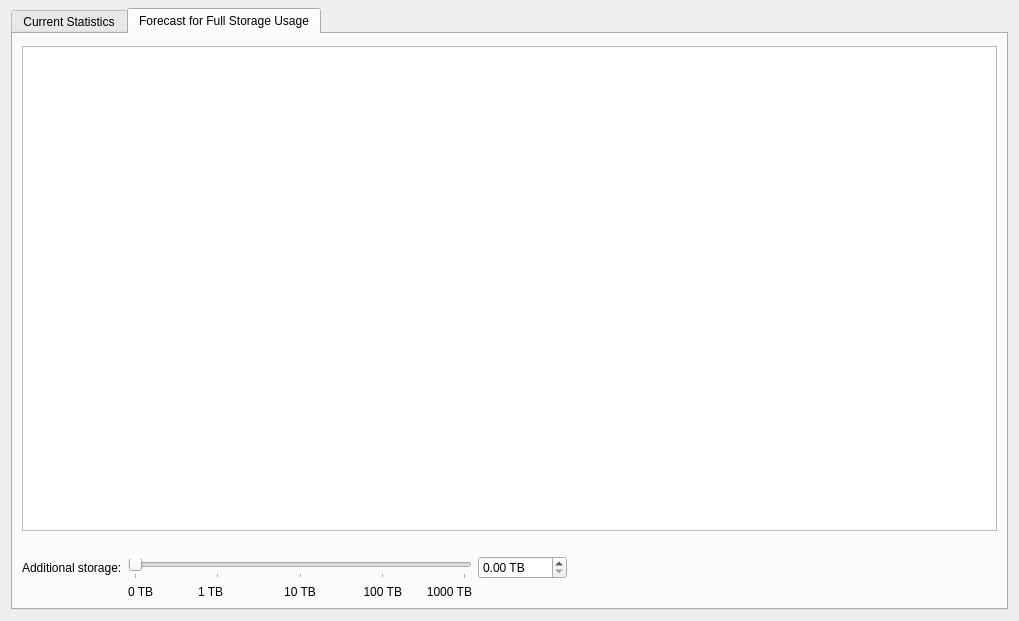
The window that client/libclient/src/ui/widgets/properties/storage_analytics_widget.ui (networkoptix/nx_open) describes before a commit, drawn with Qt 5.
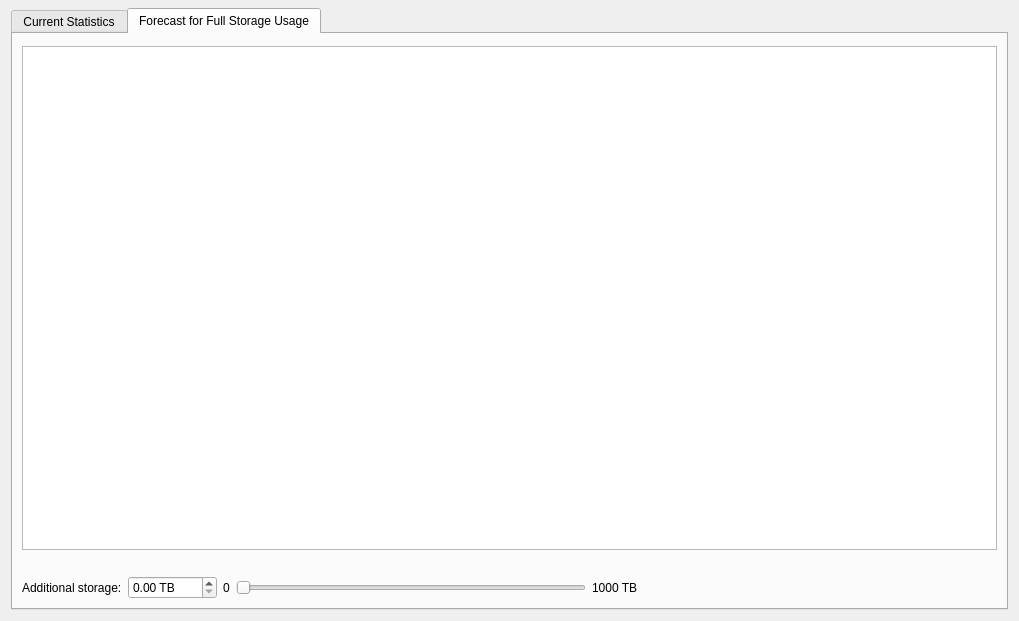
The same window after the commit. The open tabs and pages were chosen to show the change. Custom widgets are drawn as their Qt base class.

Commit message:
VMS-3712 - Server settings - Storage Analytics - improvements
<==== Mercurial data ====>
Branch: dev_3.0.0_gui

Diff of the .ui file:
```diff
--- a/client/libclient/src/ui/widgets/properties/storage_analytics_widget.ui
+++ b/client/libclient/src/ui/widgets/properties/storage_analytics_widget.ui
@@ -101,7 +101,7 @@
           <attribute name="title">
            <string>Forecast for Full Storage Usage</string>
           </attribute>
-          <layout class="QVBoxLayout" name="verticalLayout_3" stretch="1,0">
+          <layout class="QVBoxLayout" name="verticalLayout_3" stretch="1,0,0">
            <property name="topMargin">
             <number>12</number>
            </property>
@@ -151,6 +151,19 @@
              </attribute>
             </widget>
            </item>
+           <item>
+            <spacer name="horizontalSpacer">
+             <property name="orientation">
+              <enum>Qt::Horizontal</enum>
+             </property>
+             <property name="sizeHint" stdset="0">
+              <size>
+               <width>40</width>
+               <height>20</height>
+              </size>
+             </property>
+            </spacer>
+           </item>
            <item>
             <layout class="QHBoxLayout" name="horizontalLayout_3">
              <item>
@@ -168,53 +181,31 @@
                 <property name="bottomMargin">
                  <number>0</number>
                 </property>
-                <item row="2" column="2">
-                 <widget class="QLabel" name="label_2">
-                  <property name="minimumSize">
-                   <size>
-                    <width>64</width>
-                    <height>0</height>
-                   </size>
-                  </property>
+                <item row="0" column="0" rowspan="4">
+                 <widget class="QLabel" name="label">
                   <property name="text">
-                   <string>1 TB</string>
+                   <string>Additional storage:</string>
                   </property>
-                  <property name="alignment">
-                   <set>Qt::AlignLeading|Qt::AlignLeft|Qt::AlignVCenter</set>
-                  </property>
                  </widget>
                 </item>
-                <item row="2" column="1">
-                 <widget class="QLabel" name="label_3">
-                  <property name="minimumSize">
-                   <size>
-                    <width>64</width>
-                    <height>0</height>
-                   </size>
+                <item row="0" column="1" rowspan="4">
+                 <widget class="QDoubleSpinBox" name="extraSizeSpinBox">
+                  <property name="suffix">
+                   <string> TB</string>
                   </property>
-                  <property name="text">
-                   <string>0 TB</string>
+                  <property name="maximum">
+                   <double>1000.000000000000000</double>
                   </property>
                  </widget>
                 </item>
-                <item row="2" column="5">
-                 <widget class="QLabel" name="label_4">
-                  <property name="minimumSize">
-                   <size>
-                    <width>64</width>
-                    <height>0</height>
-                   </size>
-                  </property>
-                  <property name="text">
-                   <string>1000 TB</string>
-                  </property>
-                  <property name="alignment">
-                   <set>Qt::AlignRight|Qt::AlignTrailing|Qt::AlignVCenter</set>
-                  </property>
-                 </widget>
-                </item>
-                <item row="1" column="1" colspan="5">
+                <item row="0" column="3" rowspan="4">
                  <widget class="QSlider" name="extraSpaceSlider">
+                  <property name="minimumSize">
+                   <size>
+                    <width>350</width>
+                    <height>0</height>
+                   </size>
+                  </property>
                   <property name="maximum">
                    <number>400</number>
                   </property>
@@ -225,78 +216,30 @@
                    <enum>Qt::Horizontal</enum>
                   </property>
                   <property name="tickPosition">
-                   <enum>QSlider::TicksBelow</enum>
+                   <enum>QSlider::NoTicks</enum>
                   </property>
                   <property name="tickInterval">
                    <number>100</number>
                   </property>
                  </widget>
                 </item>
-                <item row="2" column="4">
-                 <widget class="QLabel" name="label_6">
-                  <property name="minimumSize">
-                   <size>
-                    <width>64</width>
-                    <height>0</height>
-                   </size>
-                  </property>
+                <item row="0" column="2" rowspan="4">
+                 <widget class="QLabel" name="label_2">
                   <property name="text">
-                   <string>100 TB</string>
+                   <string notr="true">0</string>
                   </property>
-                  <property name="alignment">
-                   <set>Qt::AlignRight|Qt::AlignTrailing|Qt::AlignVCenter</set>
-                  </property>
                  </widget>
                 </item>
-                <item row="0" column="6" rowspan="3">
-                 <widget class="QDoubleSpinBox" name="extraSizeSpinBox">
-                  <property name="suffix">
-                   <string> TB</string>
-                  </property>
-                  <property name="maximum">
-                   <double>1000.000000000000000</double>
-                  </property>
-                 </widget>
-                </item>
-                <item row="2" column="3">
-                 <widget class="QLabel" name="label_5">
-                  <property name="minimumSize">
-                   <size>
-                    <width>64</width>
-                    <height>0</height>
-                   </size>
-                  </property>
-                  <property name="text">
-                   <string>10 TB</string>
-                  </property>
-                  <property name="alignment">
-                   <set>Qt::AlignCenter</set>
-                  </property>
-                 </widget>
-                </item>
-                <item row="0" column="0" rowspan="3">
-                 <widget class="QLabel" name="label">
-                  <property name="text">
-                   <string>Additional storage:</string>
-                  </property>
-                 </widget>
-                </item>
-                <item row="0" column="2" colspan="2">
-                 <spacer name="horizontalSpacer_3">
-                  <property name="orientation">
-                   <enum>Qt::Horizontal</enum>
-                  </property>
-                  <property name="sizeHint" stdset="0">
-                   <size>
-                    <width>40</width>
-                    <height>16</height>
-                   </size>
-                  </property>
-                 </spacer>
-                </item>
                </layout>
               </widget>
              </item>
+             <item>
+              <widget class="QLabel" name="maxSizeLabel">
+               <property name="text">
+                <string notr="true">1000 TB</string>
+               </property>
+              </widget>
+             </item>
              <item>
               <spacer name="horizontalSpacer_2">
                <property name="orientation">
```
Left out of the diff: 5 changed lines with no effect on the pictures. The commit also changes 1 other file.
